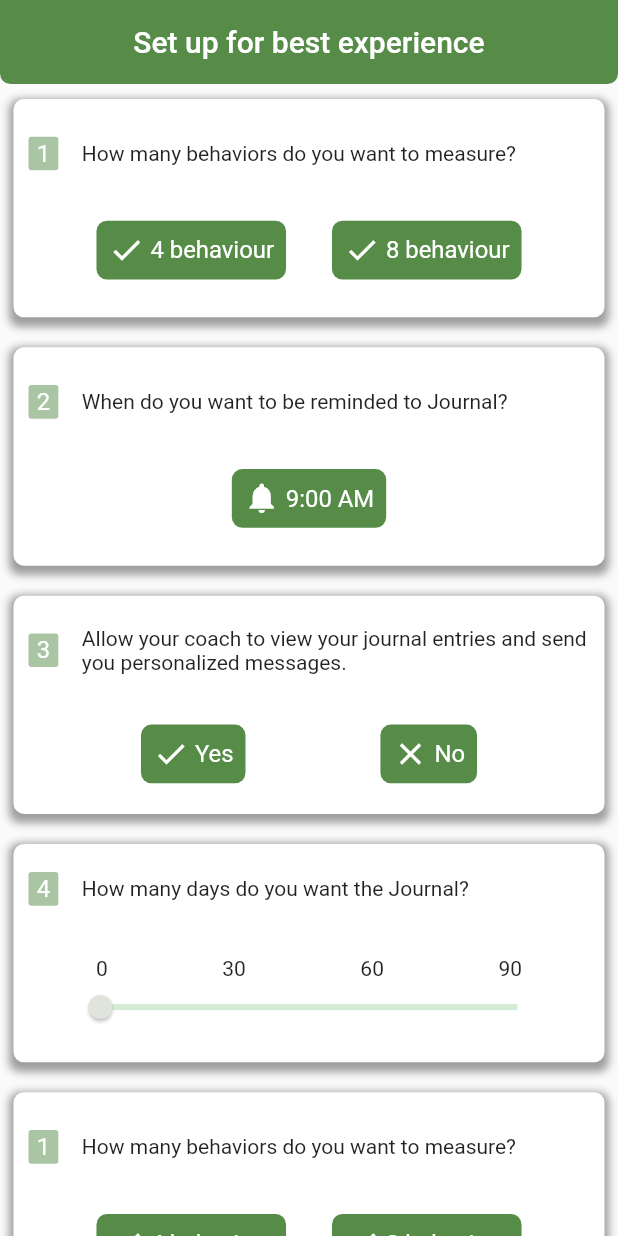
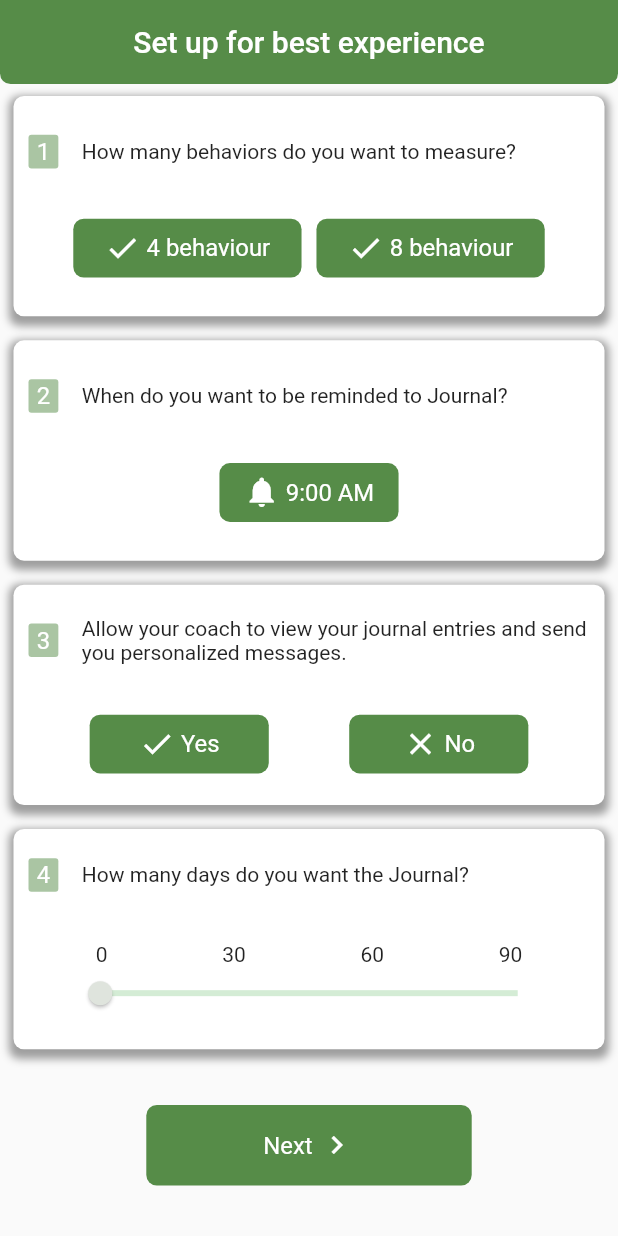
Before and after one commit to ImadNasirHashim/sage, a Flutter app: the QuestionScreen screen opened directly, on a phone screen of 412 x 824 dp. Run offline on Flutter 3.47's test engine with Material 2 defaults, Android fonts, the phone set to English and light mode, and no system bars; our stand-ins replace fancy_bottom_navigation, flutter_screenutil, get, syncfusion_flutter_charts.

Commit message:
responsive UI

```diff
--- a/lib/ui/custom_widgets/question_container.dart
+++ b/lib/ui/custom_widgets/question_container.dart
@@ -12,10 +12,11 @@ class QuestionContainer extends StatelessWidget {
 
   @override
   Widget build(BuildContext context) {
-    return Padding(
-      padding: EdgeInsets.symmetric(horizontal: 9.0,vertical: 10),
+    return Expanded(
+      child: Padding(
+        padding: EdgeInsets.symmetric(horizontal: 9.0,vertical: 8.0),
         child: Container(
-        padding: EdgeInsets.symmetric(horizontal: 10),
+          padding: EdgeInsets.symmetric(horizontal: 10.0),
           height: 130.h,
           decoration: questionStyle,
           child: Column(
@@ -52,12 +53,13 @@ class QuestionContainer extends StatelessWidget {
               /// button
               ///
               Padding(
-              padding: EdgeInsets.symmetric(horizontal: 30),
+                padding: EdgeInsets.symmetric(horizontal: 30.w),
                 child: button,
               ),
             ],
           ),
         ),
+      ),
     );
   }
 }
--- a/lib/ui/screens/questionnaires_screens/question_screen_provider.dart
+++ b/lib/ui/screens/questionnaires_screens/question_screen_provider.dart
@@ -3,6 +3,8 @@ import 'package:flutter/material.dart';
 import 'package:get/get.dart';
 import 'package:sage/core/view_models/base_view_model.dart';
 import 'package:intl/intl.dart';
+import 'package:flutter_screenutil/flutter_screenutil.dart';
+import 'package:sage/ui/custom_widgets/rectangular_button.dart';
 
 class QuestionScreenProvider extends BaseViewModal{
   double  sliderValue = 0;
@@ -25,6 +27,10 @@ class QuestionScreenProvider extends BaseViewModal{
   ///
   setTimeForReminder(BuildContext context){
     Get.defaultDialog(
+      onConfirm: ()=>Navigator.pop(context),
+        barrierDismissible: false,
+        confirmTextColor: Colors.white,
+        textConfirm: 'Done',
         title: 'Journal reminder',
         content: Container(
           height: MediaQuery.of(context).size.height * 0.3,
@@ -39,7 +45,7 @@ class QuestionScreenProvider extends BaseViewModal{
               notifyListeners();
             },
           ),
-        )
+        ),
     );
   }
 }
--- a/lib/ui/screens/questionnaires_screens/question_screens.dart
+++ b/lib/ui/screens/questionnaires_screens/question_screens.dart
@@ -32,7 +32,8 @@ class QuestionScreen extends StatelessWidget {
         ///
         body: Consumer<QuestionScreenProvider>(
           builder: (context, model, child){
-            return ListView(
+            return Flex(
+              direction: Axis.vertical,
               children: [
                 ///
                 /// Question 1
@@ -43,15 +44,20 @@ class QuestionScreen extends StatelessWidget {
                   button: Row(
                     mainAxisAlignment: MainAxisAlignment.spaceAround,
                     children: [
-                      CustomBackButton(
+                      Expanded(
+                        child: CustomBackButton(
                           title: "4 behaviour",
                           onPressed: null,
                           icon: Icons.done,
                         ),
-                      CustomBackButton(
+                      ),
+                      SizedBox(width: 10.w,),
+                      Expanded(
+                        child: CustomBackButton(
                           title: "8 behaviour",
                           onPressed: null,
                           icon: Icons.done,
+                        ),
                       ),
                     ],
                   ),
@@ -65,12 +71,15 @@ class QuestionScreen extends StatelessWidget {
                   button: Row(
                     mainAxisAlignment: MainAxisAlignment.spaceAround,
                     children: [
-                      CustomBackButton(
+                      Container(
+                        width: 120.w,
+                        child: CustomBackButton(
                           title: "${model.setTime}",
                           onPressed: (){
                             model.setTimeForReminder(context);
                           },
                           icon: Icons.notifications,
+                        ),
                       ),
                     ],
                   ),
@@ -84,15 +93,22 @@ class QuestionScreen extends StatelessWidget {
                   button: Row(
                     mainAxisAlignment: MainAxisAlignment.spaceAround,
                     children: [
-                      CustomBackButton(
+                      Container(
+                        width: 120.w,
+                        child: CustomBackButton(
                           title: "Yes",
                           onPressed: null,
                           icon: Icons.done,
                         ),
-                      CustomBackButton(
+                      ),
+                      SizedBox(width: 10.w,),
+                      Container(
+                        width: 120.w,
+                        child: CustomBackButton(
                           title: "No",
                           onPressed: null,
                           icon: Icons.close,
+                        ),
                       ),
                     ],
                   ),
@@ -106,7 +122,7 @@ class QuestionScreen extends StatelessWidget {
                   button: Column(
                     children: [
                       Padding(
-                        padding: EdgeInsets.symmetric(horizontal: 15.0),
+                        padding: EdgeInsets.symmetric(horizontal: 15.0.w),
                         child: Row(
                           mainAxisAlignment: MainAxisAlignment.spaceBetween,
                           children: [
@@ -133,28 +149,6 @@ class QuestionScreen extends StatelessWidget {
                             model.changeSliderValue(value);
                           },
                         ),
-                      ),
-                    ],
-                  ),
-                ),
-                ///
-                /// Question 5
-                ///
-                QuestionContainer(
-                  questionNo: 1,
-                  title: "How many behaviors do you want to measure?",
-                  button: Row(
-                    mainAxisAlignment: MainAxisAlignment.spaceAround,
-                    children: [
-                      CustomBackButton(
-                        title: "4 behaviour",
-                        onPressed: null,
-                        icon: Icons.done,
-                      ),
-                      CustomBackButton(
-                        title: "8 behaviour",
-                        onPressed: null,
-                        icon: Icons.done,
                       ),
                     ],
                   ),
--- a/lib/ui/screens/walkthrough_screen/walkthrough_screen.dart
+++ b/lib/ui/screens/walkthrough_screen/walkthrough_screen.dart
@@ -52,7 +52,9 @@ class WalkThroughScreen extends StatelessWidget {
                       ///
                       ///Back button
                       ///
-                      CustomBackButton(
+                      Container(
+                        width: 85.w,
+                        child: CustomBackButton(
                           title: "Back",
                           icon: Icons.arrow_back_ios,
                           onPressed: (){
@@ -64,6 +66,7 @@ class WalkThroughScreen extends StatelessWidget {
                               }
                             model.getPreviousIndexData(model.index);
                           },
+                        ),
                       ),
                       Text(
                         "Playing ${(model.index+1)}/${model.youtubeData.length}",
```
Lines whose indentation alone changed are shown as unchanged.
